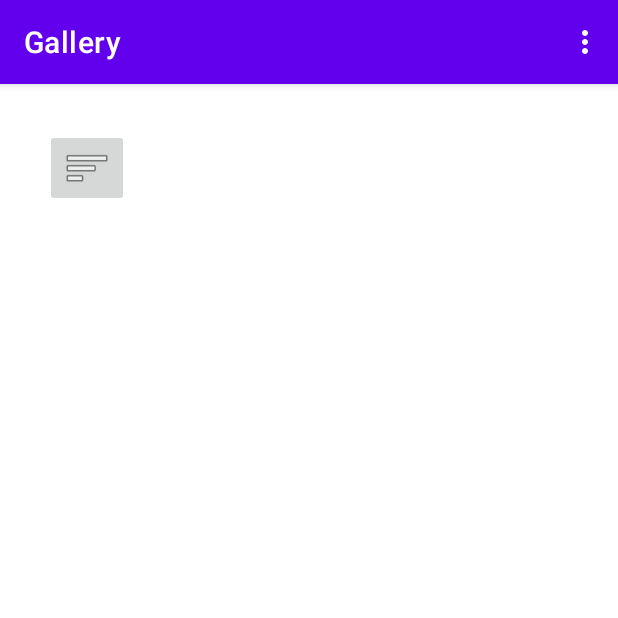
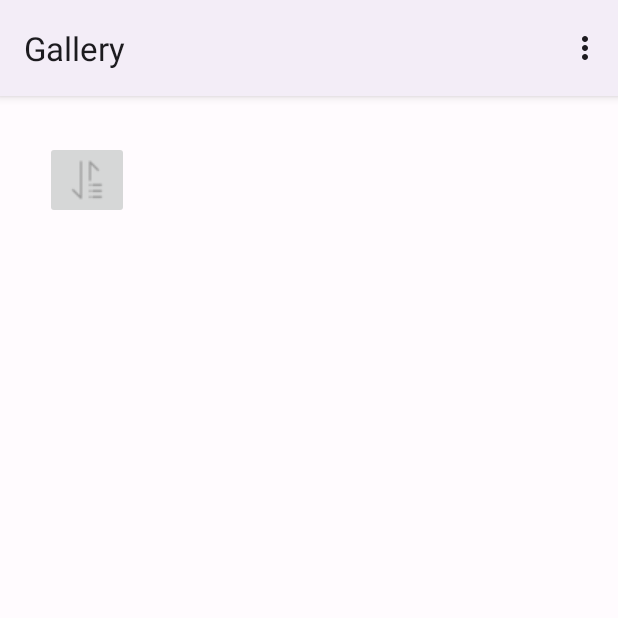
Before and after one commit to MairaFakhar/Gallery, an Android app: the screen it shows after launch (MainActivity), on a phone screen of 412 x 824 dp, the top half of it. Run offline under Robolectric (Android 15) with nearby library versions, the phone set to English and light mode, and no system bars; our stand-ins replace Firebase (no records; nobody signed in at launch, a user with empty details on screens opened directly).

Commit message:
theme colors
added theme for night an daytime modes.

```diff
--- a/app/src/main/java/com/example/gallery/MainActivity.java
+++ b/app/src/main/java/com/example/gallery/MainActivity.java
@@ -30,8 +30,8 @@ import android.widget.TableRow;
 import android.widget.TextView;
 import android.widget.Toast;
 
-import com.google.firebase.storage.FirebaseStorage;
-import com.google.firebase.storage.StorageReference;
+/*import com.google.firebase.storage.FirebaseStorage;
+import com.google.firebase.storage.StorageReference;*/
 
 import java.text.SimpleDateFormat;
 import java.util.ArrayList;
@@ -134,6 +134,7 @@ public class MainActivity extends AppCompatActivity {
                 date = pictures.get(i).getDate();
                 tr.addView(txt);
                 linearLayout.addView(tr);
+                //txt.setTextColor(Color.WHITE);
             }
 
             tr = new TableRow(getApplicationContext());
@@ -147,7 +148,7 @@ public class MainActivity extends AppCompatActivity {
                 Bitmap bitmap = BitmapFactory.decodeFile(pictures.get(i).getPath(), bmOptions);
                 bitmap = Bitmap.createScaledBitmap(bitmap, 300, 400, true);
                 img.setImageBitmap(bitmap);
-                img.setBackgroundColor(Color.WHITE);
+                img.setBackgroundColor(Color.TRANSPARENT);
 
                 int space = (int)(Resources.getSystem().getDisplayMetrics().widthPixels / 3.2f);
                 tr.addView(img, space, space);
--- a/app/src/main/res/layout/activity_main.xml
+++ b/app/src/main/res/layout/activity_main.xml
@@ -31,7 +31,7 @@
         android:layout_marginTop="30dp"
         app:layout_constraintStart_toStartOf="parent"
         app:layout_constraintTop_toTopOf="parent"
-        app:srcCompat="@android:drawable/ic_menu_sort_by_size" />
+        app:srcCompat="@drawable/sort_icon" />
 
 <!--for firebase-->
 <!--    <RelativeLayout-->
--- a/app/src/main/res/values-night/themes.xml
+++ b/app/src/main/res/values-night/themes.xml
@@ -1,16 +1,33 @@
-<resources xmlns:tools="http://schemas.android.com/tools">
-    <!-- Base application theme. -->
-    <style name="Theme.Gallery" parent="Theme.MaterialComponents.DayNight.DarkActionBar">
-        <!-- Primary brand color. -->
-        <item name="colorPrimary">@color/purple_200</item>
-        <item name="colorPrimaryVariant">@color/purple_700</item>
-        <item name="colorOnPrimary">@color/black</item>
-        <!-- Secondary brand color. -->
-        <item name="colorSecondary">@color/teal_200</item>
-        <item name="colorSecondaryVariant">@color/teal_200</item>
-        <item name="colorOnSecondary">@color/black</item>
-        <!-- Status bar color. -->
-        <item name="android:statusBarColor" tools:targetApi="l">?attr/colorPrimaryVariant</item>
-        <!-- Customize your theme here. -->
+<resources>
+    <style name="Theme.Gallery" parent="Theme.Material3.Dark">
+        <item name="colorPrimary">@color/md_theme_dark_primary</item>
+        <item name="colorOnPrimary">@color/md_theme_dark_onPrimary</item>
+        <item name="colorPrimaryContainer">@color/md_theme_dark_primaryContainer</item>
+        <item name="colorOnPrimaryContainer">@color/md_theme_dark_onPrimaryContainer</item>
+        <item name="colorSecondary">@color/md_theme_dark_secondary</item>
+        <item name="colorOnSecondary">@color/md_theme_dark_onSecondary</item>
+        <item name="colorSecondaryContainer">@color/md_theme_dark_secondaryContainer</item>
+        <item name="colorOnSecondaryContainer">@color/md_theme_dark_onSecondaryContainer</item>
+        <item name="colorTertiary">@color/md_theme_dark_tertiary</item>
+        <item name="colorOnTertiary">@color/md_theme_dark_onTertiary</item>
+        <item name="colorTertiaryContainer">@color/md_theme_dark_tertiaryContainer</item>
+        <item name="colorOnTertiaryContainer">@color/md_theme_dark_onTertiaryContainer</item>
+        <item name="colorError">@color/md_theme_dark_error</item>
+        <item name="colorErrorContainer">@color/md_theme_dark_errorContainer</item>
+        <item name="colorOnError">@color/md_theme_dark_onError</item>
+        <item name="colorOnErrorContainer">@color/md_theme_dark_onErrorContainer</item>
+        <item name="android:colorBackground">@color/md_theme_dark_background</item>
+        <item name="colorOnBackground">@color/md_theme_dark_onBackground</item>
+        <item name="colorSurface">@color/md_theme_dark_surface</item>
+        <item name="colorOnSurface">@color/md_theme_dark_onSurface</item>
+        <item name="colorSurfaceVariant">@color/md_theme_dark_surfaceVariant</item>
+        <item name="colorOnSurfaceVariant">@color/md_theme_dark_onSurfaceVariant</item>
+        <item name="colorOutline">@color/md_theme_dark_outline</item>
+        <item name="colorOnSurfaceInverse">@color/md_theme_dark_inverseOnSurface</item>
+        <item name="colorSurfaceInverse">@color/md_theme_dark_inverseSurface</item>
+       <!-- <item name="colorInversePrimary">@color/md_theme_dark_inversePrimary</item>
+        <item name="colorShadow">@color/md_theme_dark_shadow</item>-->
+        <item name="android:textAppearance">@color/md_theme_light_background</item>
+        <item name="colorPrimaryInverse">@color/md_theme_dark_primaryInverse</item>
     </style>
 </resources>
--- a/app/src/main/res/values/colors.xml
+++ b/app/src/main/res/values/colors.xml
@@ -1,10 +1,58 @@
-<?xml version="1.0" encoding="utf-8"?>
 <resources>
-    <color name="purple_200">#FFBB86FC</color>
-    <color name="purple_500">#FF6200EE</color>
-    <color name="purple_700">#FF3700B3</color>
-    <color name="teal_200">#FF03DAC5</color>
-    <color name="teal_700">#FF018786</color>
-    <color name="black">#FF000000</color>
-    <color name="white">#FFFFFFFF</color>
+    <color name="md_theme_light_primary">#6750A4</color>
+    <color name="md_theme_light_onPrimary">#FFFFFF</color>
+    <color name="md_theme_light_primaryContainer">#EADDFF</color>
+    <color name="md_theme_light_onPrimaryContainer">#21005D</color>
+    <color name="md_theme_light_secondary">#625B71</color>
+    <color name="md_theme_light_onSecondary">#FFFFFF</color>
+    <color name="md_theme_light_secondaryContainer">#E8DEF8</color>
+    <color name="md_theme_light_onSecondaryContainer">#1D192B</color>
+    <color name="md_theme_light_tertiary">#7D5260</color>
+    <color name="md_theme_light_onTertiary">#FFFFFF</color>
+    <color name="md_theme_light_tertiaryContainer">#FFD8E4</color>
+    <color name="md_theme_light_onTertiaryContainer">#31111D</color>
+    <color name="md_theme_light_error">#B3261E</color>
+    <color name="md_theme_light_errorContainer">#F9DEDC</color>
+    <color name="md_theme_light_onError">#FFFFFF</color>
+    <color name="md_theme_light_onErrorContainer">#410E0B</color>
+    <color name="md_theme_light_background">#FFFBFE</color>
+    <color name="md_theme_light_onBackground">#1C1B1F</color>
+    <color name="md_theme_light_surface">#FFFBFE</color>
+    <color name="md_theme_light_onSurface">#1C1B1F</color>
+    <color name="md_theme_light_surfaceVariant">#E7E0EC</color>
+    <color name="md_theme_light_onSurfaceVariant">#49454F</color>
+    <color name="md_theme_light_outline">#79747E</color>
+    <color name="md_theme_light_inverseOnSurface">#F4EFF4</color>
+    <color name="md_theme_light_inverseSurface">#313033</color>
+    <color name="md_theme_light_inversePrimary">#D0BCFF</color>
+    <color name="md_theme_light_shadow">#000000</color>
+    <color name="md_theme_light_primaryInverse">#D0BCFF</color>
+    <color name="md_theme_dark_primary">#D0BCFF</color>
+    <color name="md_theme_dark_onPrimary">#381E72</color>
+    <color name="md_theme_dark_primaryContainer">#4F378B</color>
+    <color name="md_theme_dark_onPrimaryContainer">#EADDFF</color>
+    <color name="md_theme_dark_secondary">#CCC2DC</color>
+    <color name="md_theme_dark_onSecondary">#332D41</color>
+    <color name="md_theme_dark_secondaryContainer">#4A4458</color>
+    <color name="md_theme_dark_onSecondaryContainer">#E8DEF8</color>
+    <color name="md_theme_dark_tertiary">#EFB8C8</color>
+    <color name="md_theme_dark_onTertiary">#492532</color>
+    <color name="md_theme_dark_tertiaryContainer">#633B48</color>
+    <color name="md_theme_dark_onTertiaryContainer">#FFD8E4</color>
+    <color name="md_theme_dark_error">#F2B8B5</color>
+    <color name="md_theme_dark_errorContainer">#8C1D18</color>
+    <color name="md_theme_dark_onError">#601410</color>
+    <color name="md_theme_dark_onErrorContainer">#F9DEDC</color>
+    <color name="md_theme_dark_background">#1C1B1F</color>
+    <color name="md_theme_dark_onBackground">#E6E1E5</color>
+    <color name="md_theme_dark_surface">#1C1B1F</color>
+    <color name="md_theme_dark_onSurface">#E6E1E5</color>
+    <color name="md_theme_dark_surfaceVariant">#49454F</color>
+    <color name="md_theme_dark_onSurfaceVariant">#CAC4D0</color>
+    <color name="md_theme_dark_outline">#938F99</color>
+    <color name="md_theme_dark_inverseOnSurface">#1C1B1F</color>
+    <color name="md_theme_dark_inverseSurface">#E6E1E5</color>
+    <color name="md_theme_dark_inversePrimary">#6750A4</color>
+    <color name="md_theme_dark_shadow">#000000</color>
+    <color name="md_theme_dark_primaryInverse">#6750A4</color>
 </resources>
--- a/app/src/main/res/values/themes.xml
+++ b/app/src/main/res/values/themes.xml
@@ -1,16 +1,34 @@
-<resources xmlns:tools="http://schemas.android.com/tools">
-    <!-- Base application theme. -->
-    <style name="Theme.Gallery" parent="Theme.MaterialComponents.DayNight.DarkActionBar">
-        <!-- Primary brand color. -->
-        <item name="colorPrimary">@color/purple_500</item>
-        <item name="colorPrimaryVariant">@color/purple_700</item>
-        <item name="colorOnPrimary">@color/white</item>
-        <!-- Secondary brand color. -->
-        <item name="colorSecondary">@color/teal_200</item>
-        <item name="colorSecondaryVariant">@color/teal_700</item>
-        <item name="colorOnSecondary">@color/black</item>
-        <!-- Status bar color. -->
-        <item name="android:statusBarColor" tools:targetApi="l">?attr/colorPrimaryVariant</item>
-        <!-- Customize your theme here. -->
+<resources>
+    <style name="Theme.Gallery" parent="Theme.Material3.Light">
+        <item name="colorPrimary">@color/md_theme_light_primary</item>
+        <item name="colorOnPrimary">@color/md_theme_light_onPrimary</item>
+        <item name="colorPrimaryContainer">@color/md_theme_light_primaryContainer</item>
+        <item name="colorOnPrimaryContainer">@color/md_theme_light_onPrimaryContainer</item>
+        <item name="colorSecondary">@color/md_theme_light_secondary</item>
+        <item name="colorOnSecondary">@color/md_theme_light_onSecondary</item>
+        <item name="colorSecondaryContainer">@color/md_theme_light_secondaryContainer</item>
+        <item name="colorOnSecondaryContainer">@color/md_theme_light_onSecondaryContainer</item>
+        <item name="colorTertiary">@color/md_theme_light_tertiary</item>
+        <item name="colorOnTertiary">@color/md_theme_light_onTertiary</item>
+        <item name="colorTertiaryContainer">@color/md_theme_light_tertiaryContainer</item>
+        <item name="colorOnTertiaryContainer">@color/md_theme_light_onTertiaryContainer</item>
+        <item name="colorError">@color/md_theme_light_error</item>
+        <item name="colorErrorContainer">@color/md_theme_light_errorContainer</item>
+        <item name="colorOnError">@color/md_theme_light_onError</item>
+        <item name="colorOnErrorContainer">@color/md_theme_light_onErrorContainer</item>
+        <item name="android:colorBackground">@color/md_theme_light_background</item>
+        <item name="colorOnBackground">@color/md_theme_light_onBackground</item>
+        <item name="colorSurface">@color/md_theme_light_surface</item>
+        <item name="colorOnSurface">@color/md_theme_light_onSurface</item>
+        <item name="colorSurfaceVariant">@color/md_theme_light_surfaceVariant</item>
+        <item name="colorOnSurfaceVariant">@color/md_theme_light_onSurfaceVariant</item>
+        <item name="colorOutline">@color/md_theme_light_outline</item>
+        <item name="colorOnSurfaceInverse">@color/md_theme_light_inverseOnSurface</item>
+        <item name="colorSurfaceInverse">@color/md_theme_light_inverseSurface</item>
+        <!--<item name="colorInversePrimary">@color/md_theme_light_inversePrimary</item>
+        <item name="colorShadow">@color/md_theme_light_shadow</item>-->
+        <item name="android:textAppearance">@color/md_theme_dark_background</item>
+        <item name="colorPrimaryInverse">@color/md_theme_light_primaryInverse</item>
+        <item name="android:statusBarColor">@color/md_theme_light_primary</item>
     </style>
 </resources>
```
Also changed, not shown: app/src/main/res/drawable-v24/sort_icon.png (added).
